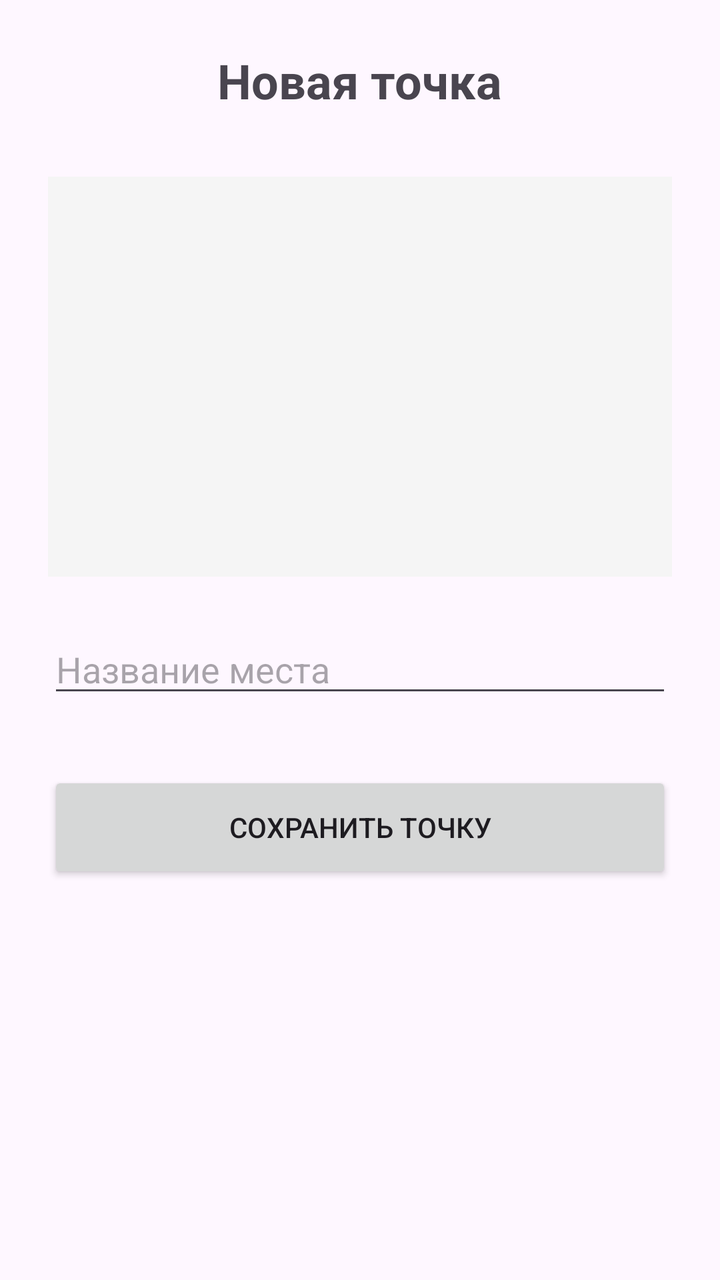
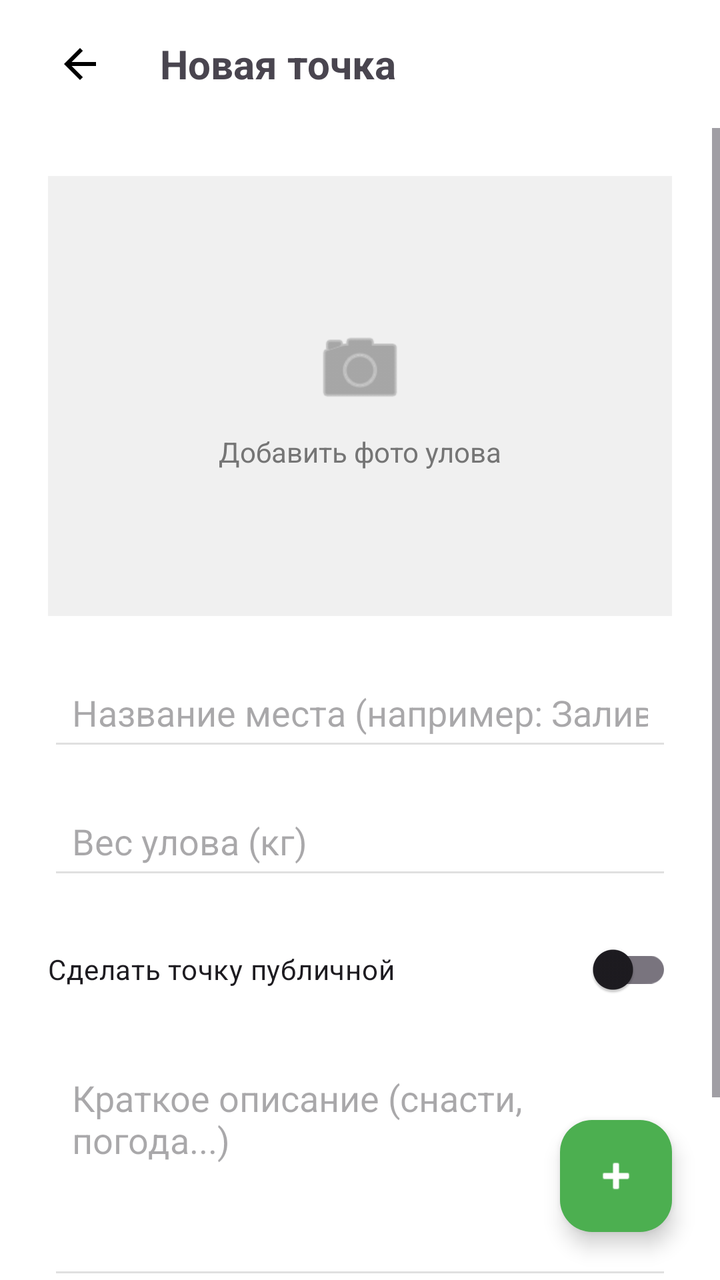

An Android layout rendered at two revisions. The XML below is the earlier revision; the diff shows what the commit changed to produce the second picture.
<!-- AndroidManifest.xml: application theme Theme.FishingSpot -->
<!-- res/layout/fragment_add_point.xml -->
<?xml version="1.0" encoding="utf-8"?>
<ScrollView xmlns:android="http://schemas.android.com/apk/res/android"
    android:layout_width="match_parent"
    android:layout_height="match_parent"
    android:fillViewport="true">

    <LinearLayout
        android:layout_width="match_parent"
        android:layout_height="wrap_content"
        android:orientation="vertical"
        android:padding="24dp"
        android:gravity="center_horizontal">

        <TextView
            android:layout_width="wrap_content"
            android:layout_height="wrap_content"
            android:text="Новая точка"
            android:textSize="24sp"
            android:textStyle="bold"
            android:layout_marginBottom="32dp" />

        
        <View
            android:layout_width="match_parent"
            android:layout_height="200dp"
            android:background="#F5F5F5" />

        <EditText
            android:id="@+id/etLocationName"
            android:layout_width="match_parent"
            android:layout_height="wrap_content"
            android:layout_marginTop="24dp"
            android:hint="Название места"
            android:inputType="textCapSentences" />

        <Button
            android:id="@+id/btnSavePoint"
            android:layout_width="match_parent"
            android:layout_height="56dp"
            android:layout_marginTop="32dp"
            android:text="Сохранить точку" />

    </LinearLayout>
</ScrollView>
<!-- resources referenced by this layout -->
<resources>
  <style name="Theme.FishingSpot" parent="Base.Theme.FishingSpot" />
  <style name="Base.Theme.FishingSpot" parent="Theme.Material3.DayNight.NoActionBar">
          
          
      </style>
</resources>

<!-- the commit's change to res/layout/fragment_add_point.xml (unified diff, before → after) -->
@@ -1,44 +1,149 @@
 <?xml version="1.0" encoding="utf-8"?>
-<ScrollView xmlns:android="http://schemas.android.com/apk/res/android"
+<androidx.coordinatorlayout.widget.CoordinatorLayout
+    xmlns:android="http://schemas.android.com/apk/res/android"
+    xmlns:app="http://schemas.android.com/apk/res-auto"
     android:layout_width="match_parent"
     android:layout_height="match_parent"
-    android:fillViewport="true">
+    android:background="#FFFFFF">
 
+    
     <LinearLayout
         android:layout_width="match_parent"
-        android:layout_height="wrap_content"
-        android:orientation="vertical"
-        android:padding="24dp"
-        android:gravity="center_horizontal">
+        android:layout_height="?attr/actionBarSize"
+        android:orientation="horizontal"
+        android:gravity="center_vertical"
+        android:paddingStart="16dp"
+        android:paddingEnd="16dp">
+
+        <ImageButton
+            android:id="@+id/btnBack"
+            android:layout_width="48dp"
+            android:layout_height="48dp"
+            android:src="@drawable/back"
+            android:background="?attr/selectableItemBackgroundBorderless"
+            android:contentDescription="Назад" />
 
         <TextView
             android:layout_width="wrap_content"
             android:layout_height="wrap_content"
             android:text="Новая точка"
-            android:textSize="24sp"
+            android:textSize="20sp"
             android:textStyle="bold"
-            android:layout_marginBottom="32dp" />
+            android:layout_marginStart="16dp"/>
+    </LinearLayout>
 
-        
-        <View
-            android:layout_width="match_parent"
-            android:layout_height="200dp"
-            android:background="#F5F5F5" />
+    
+    <ScrollView
+        android:layout_width="match_parent"
+        android:layout_height="match_parent"
+        android:layout_marginTop="?attr/actionBarSize"
+        android:fillViewport="true">
 
-        <EditText
-            android:id="@+id/etLocationName"
+        <LinearLayout
             android:layout_width="match_parent"
             android:layout_height="wrap_content"
-            android:layout_marginTop="24dp"
-            android:hint="Название места"
-            android:inputType="textCapSentences" />
+            android:orientation="vertical"
+            android:padding="24dp"
+            android:gravity="center_horizontal">
 
-        <Button
-            android:id="@+id/btnSavePoint"
-            android:layout_width="match_parent"
-            android:layout_height="56dp"
-            android:layout_marginTop="32dp"
-            android:text="Сохранить точку" />
+            
+            <FrameLayout
+                android:id="@+id/flPhotoContainer"
+                android:layout_width="match_parent"
+                android:layout_height="220dp"
+                android:background="#F0F0F0"
+                android:foreground="?attr/selectableItemBackground">
 
-    </LinearLayout>
-</ScrollView>
+                <ImageView
+                    android:id="@+id/ivSpotPhoto"
+                    android:layout_width="match_parent"
+                    android:layout_height="match_parent"
+                    android:scaleType="centerCrop"
+                    android:visibility="gone" />
+
+                <LinearLayout
+                    android:id="@+id/llCameraPlaceholder"
+                    android:layout_width="wrap_content"
+                    android:layout_height="wrap_content"
+                    android:layout_gravity="center"
+                    android:orientation="vertical"
+                    android:gravity="center">
+
+                    <ImageView
+                        android:layout_width="48dp"
+                        android:layout_height="48dp"
+                        android:src="@android:drawable/ic_menu_camera"
+                        app:tint="#757575" />
+
+                    <TextView
+                        android:layout_width="wrap_content"
+                        android:layout_height="wrap_content"
+                        android:text="Добавить фото улова"
+                        android:textColor="#757575"
+                        android:layout_marginTop="8dp"/>
+                </LinearLayout>
+            </FrameLayout>
+
+            
+            <EditText
+                android:id="@+id/etLocationName"
+                android:layout_width="match_parent"
+                android:layout_height="wrap_content"
+                android:layout_marginTop="24dp"
+                android:hint="Название места (например: Залив Щучий)"
+                android:inputType="textCapSentences"
+                android:backgroundTint="#E0E0E0"
+                android:padding="12dp"/>
+
+            
+            <EditText
+                android:id="@+id/etCatchWeight"
+                android:layout_width="match_parent"
+                android:layout_height="wrap_content"
+                android:layout_marginTop="16dp"
+                android:hint="Вес улова (кг)"
+                android:inputType="numberDecimal"
+                android:backgroundTint="#E0E0E0"
+                android:padding="12dp"/>
+
+            
+            <com.google.android.material.switchmaterial.SwitchMaterial
+                android:id="@+id/swIsPublic"
+                android:layout_width="match_parent"
+                android:layout_height="wrap_content"
+                android:layout_marginTop="16dp"
+                android:text="Сделать точку публичной"
+                android:checked="false"/>
+
+            
+            <EditText
+                android:id="@+id/etDescription"
+                android:layout_width="match_parent"
+                android:layout_height="120dp"
+                android:layout_marginTop="16dp"
+                android:hint="Краткое описание (снасти, погода...)"
+                android:gravity="top|start"
+                android:inputType="textMultiLine"
+                android:backgroundTint="#E0E0E0"
+                android:padding="12dp"/>
+
+            
+            <View
+                android:layout_width="match_parent"
+                android:layout_height="80dp"/>
+
+        </LinearLayout>
+    </ScrollView>
+
+    
+    <com.google.android.material.floatingactionbutton.FloatingActionButton
+        android:id="@+id/fabSavePoint"
+        android:layout_width="wrap_content"
+        android:layout_height="wrap_content"
+        android:layout_gravity="bottom|end"
+        android:layout_margin="24dp"
+        android:src="@android:drawable/ic_input_add"
+        app:tint="@android:color/white"
+        app:backgroundTint="#4CAF50" />
+
+</androidx.coordinatorlayout.widget.CoordinatorLayout>
<!-- resource entries referenced after the edit -->
@@ -1,5 +1,15 @@
 <!-- resources referenced by this layout -->
 <resources>
+  <!-- drawable back (drawable) -->
+  <vector xmlns:android="http://schemas.android.com/apk/res/android"
+      android:width="24dp"
+      android:height="24dp"
+      android:viewportWidth="960"
+      android:viewportHeight="960">
+    <path
+        android:pathData="m313,520 l224,224 -57,56 -320,-320 320,-320 57,56 -224,224h487v80L313,520Z"
+        android:fillColor="#000000"/>
+  </vector>
   <style name="Theme.FishingSpot" parent="Base.Theme.FishingSpot" />
   <style name="Base.Theme.FishingSpot" parent="Theme.Material3.DayNight.NoActionBar">
           
